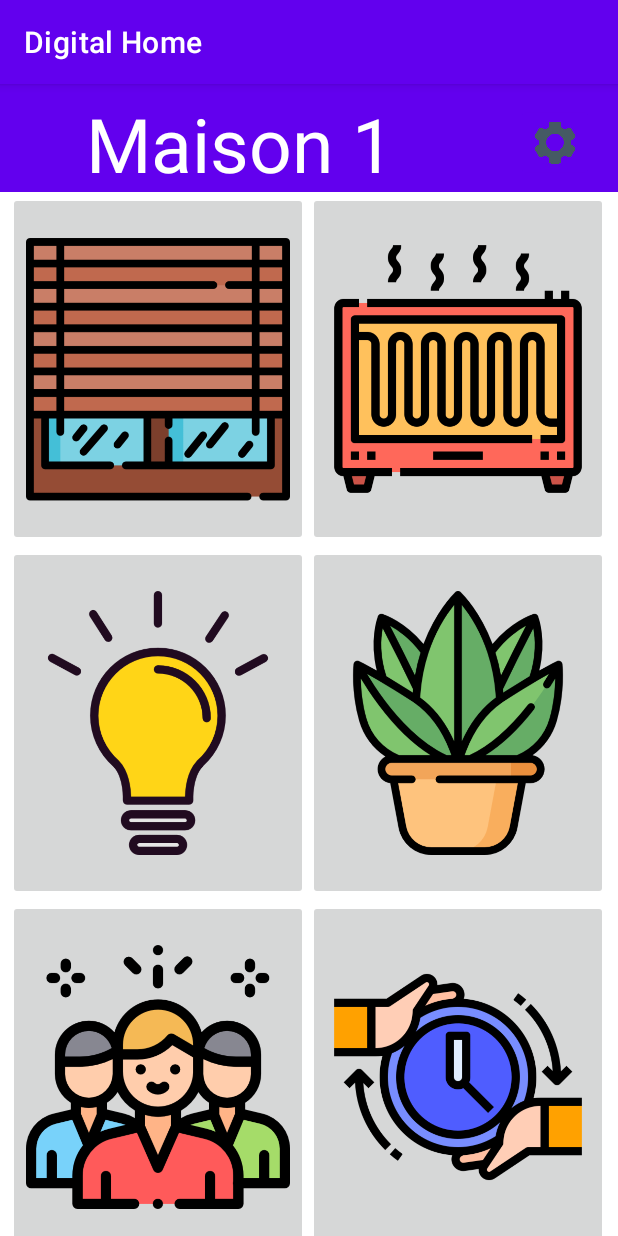
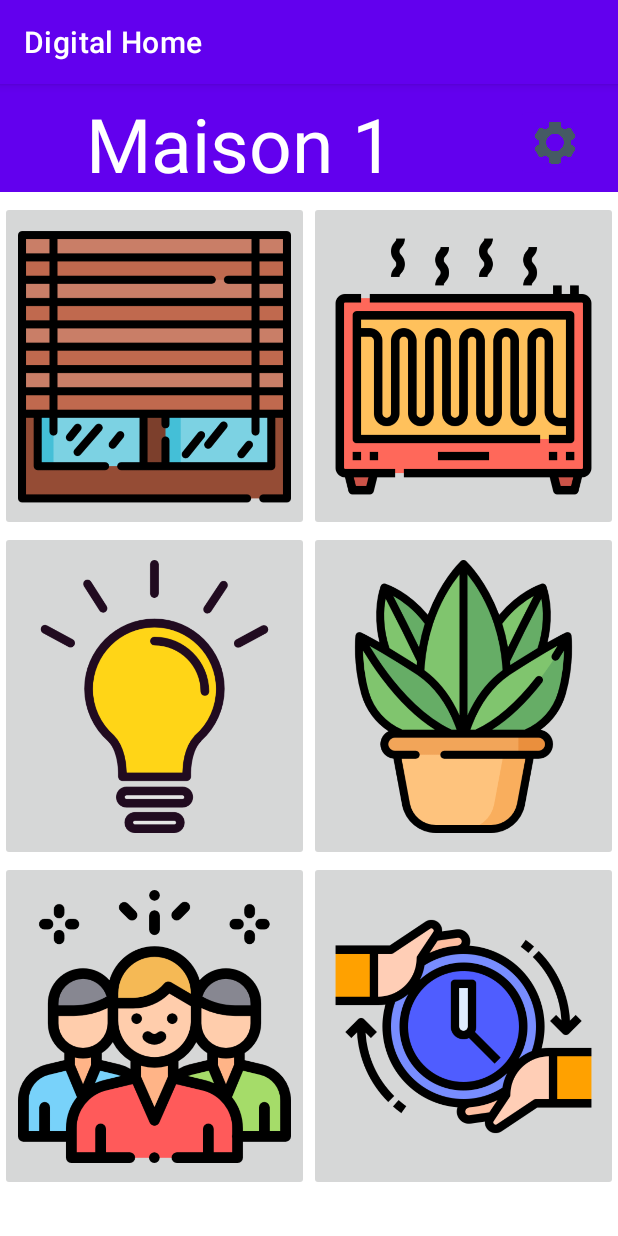
Before and after one commit to DIGITAL-HOME-Team/Application-DH, an Android app: the screen it shows after launch (HomeActivity), on a phone screen of 412 x 824 dp. Run offline under Robolectric (Android 15) with nearby library versions, the phone set to English and light mode, and no system bars.

Commit message:
modif en scrollview

```diff
--- a/app/src/main/res/layout/activity_home.xml
+++ b/app/src/main/res/layout/activity_home.xml
@@ -1,16 +1,11 @@
 <?xml version="1.0" encoding="utf-8"?>
-<LinearLayout xmlns:android="http://schemas.android.com/apk/res/android"
+<androidx.constraintlayout.widget.ConstraintLayout xmlns:android="http://schemas.android.com/apk/res/android"
     xmlns:app="http://schemas.android.com/apk/res-auto"
-    xmlns:tools="http://schemas.android.com/tools"
     android:layout_width="match_parent"
-    android:layout_height="match_parent"
-    android:background="#FFFFFF"
-    android:backgroundTint="#FFFFFF"
-    android:orientation="vertical"
-    tools:context=".HomeActivity">
-
+    android:layout_height="match_parent">
 
     <LinearLayout
+        android:id="@+id/linearLayout"
         android:layout_width="match_parent"
         android:layout_height="wrap_content"
         android:background="@color/purple_500">
@@ -34,76 +29,87 @@
             android:scaleType="centerInside"
             android:src="@drawable/gear"
             android:translationX="24dp"
-
             android:translationY="13dp" />
-
 
     </LinearLayout>
 
-    <LinearLayout
+    <ScrollView
+        android:id="@+id/scrollView2"
         android:layout_width="match_parent"
+        android:layout_height="match_parent"
+        android:layout_marginTop="78dp"
+        app:layout_constraintStart_toStartOf="parent"
+        app:layout_constraintTop_toBottomOf="@+id/linearLayout">
+
+        <TableLayout
+            android:layout_width="wrap_content"
             android:layout_height="wrap_content"
-        android:layout_marginLeft="5dp"
-        >
+            android:shrinkColumns="0,1">
 
+            <TableRow
+                android:layout_width="match_parent"
+                android:layout_height="match_parent">
 
                 <ImageButton
                     android:id="@+id/imageButton6"
-            android:layout_width="200dp"
-            android:layout_height="236dp"
+                    android:layout_height="220dip"
+                    android:layout_column="0"
                     android:scaleType="centerInside"
                     android:src="@drawable/window" />
 
                 <ImageButton
                     android:id="@+id/imageButton7"
-            android:layout_width="200dp"
-            android:layout_height="236dp"
+                    android:layout_height="220dip"
+                    android:layout_column="1"
                     android:scaleType="centerInside"
                     android:src="@drawable/heater" />
 
-    </LinearLayout>
-    <LinearLayout
+            </TableRow>
+
+
+            <TableRow
                 android:layout_width="match_parent"
-        android:layout_height="wrap_content"
-        android:layout_marginLeft="5dp"
-        >
+                android:layout_height="match_parent">
+
                 <ImageButton
                     android:id="@+id/imageButton8"
-            android:layout_width="200dp"
-            android:layout_height="236dp"
+                    android:layout_height="220dip"
+                    android:layout_column="0"
                     android:scaleType="centerInside"
                     android:src="@drawable/lightbulb" />
 
                 <ImageButton
                     android:id="@+id/imageButton9"
-            android:layout_width="200dp"
-            android:layout_height="236dp"
+                    android:layout_height="220dip"
+                    android:layout_column="1"
                     android:scaleType="centerInside"
                     android:src="@drawable/plant" />
 
-</LinearLayout>
-    <LinearLayout
+            </TableRow>
+
+            <TableRow
                 android:layout_width="match_parent"
-        android:layout_height="wrap_content"
-        android:layout_marginLeft="5dp"
-
-        >
+                android:layout_height="match_parent">
 
                 <ImageButton
                     android:id="@+id/imageButton10"
-            android:layout_width="200dp"
-            android:layout_height="236dp"
+                    android:layout_height="220dip"
+                    android:layout_column="0"
                     android:scaleType="centerInside"
                     android:src="@drawable/group" />
 
                 <ImageButton
                     android:id="@+id/imageButton11"
-            android:layout_width="200dp"
-            android:layout_height="236dp"
+                    android:layout_height="220dip"
+                    android:layout_column="1"
                     android:scaleType="centerInside"
                     android:src="@drawable/time_management" />
 
-</LinearLayout>
+            </TableRow>
+
+        </TableLayout>
+
+    </ScrollView>
 
 
-</LinearLayout>
+</androidx.constraintlayout.widget.ConstraintLayout>
--- a/build.gradle
+++ b/build.gradle
@@ -6,7 +6,7 @@ buildscript {
         jcenter()
     }
     dependencies {
-        classpath "com.android.tools.build:gradle:4.1.2"
+        classpath 'com.android.tools.build:gradle:4.1.3'
         classpath "org.jetbrains.kotlin:kotlin-gradle-plugin:$kotlin_version"
 
         // NOTE: Do not place your application dependencies here; they belong
```
Lines whose indentation alone changed are shown as unchanged.
